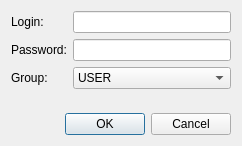
First picture: the form in ui/userdialog.ui, repository vlkv/reggata, before the edit.
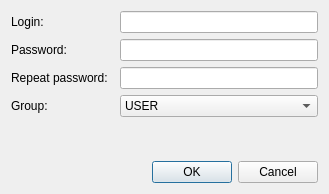
Second picture: the form after the edit.

```diff
--- a/ui/userdialog.ui
+++ b/ui/userdialog.ui
@@ -5,8 +5,8 @@
    <rect>
     <x>0</x>
     <y>0</y>
-    <width>242</width>
-    <height>146</height>
+    <width>329</width>
+    <height>194</height>
    </rect>
   </property>
   <property name="windowTitle" >
@@ -39,7 +39,7 @@
        </property>
       </widget>
      </item>
-     <item row="2" column="0" colspan="2" >
+     <item row="3" column="0" colspan="2" >
       <widget class="QLabel" name="label_group" >
        <property name="locale" >
         <locale country="UnitedStates" language="English" />
@@ -49,7 +49,7 @@
        </property>
       </widget>
      </item>
-     <item row="2" column="2" >
+     <item row="3" column="2" >
       <widget class="QComboBox" name="comboBox_group" >
        <item>
         <property name="text" >
@@ -63,6 +63,20 @@
        </item>
       </widget>
      </item>
+     <item row="2" column="0" >
+      <widget class="QLabel" name="label_password_repeat" >
+       <property name="text" >
+        <string>Repeat password:</string>
+       </property>
+      </widget>
+     </item>
+     <item row="2" column="2" >
+      <widget class="QLineEdit" name="lineEdit_password_repeat" >
+       <property name="echoMode" >
+        <enum>QLineEdit::Password</enum>
+       </property>
+      </widget>
+     </item>
     </layout>
    </item>
    <item>
```
